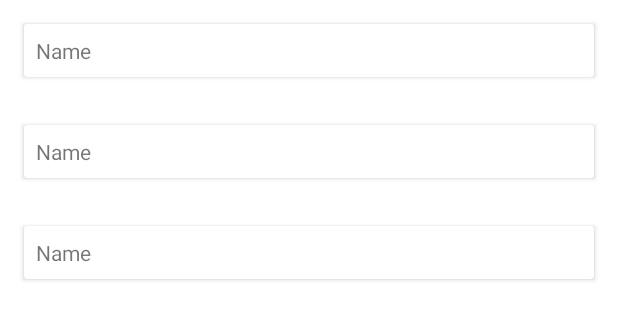
After one commit to MustafaHasria/small-store, an Android app: the layout activity_account.xml on its own in the app's theme, with its tools: preview values and no code run, on a phone screen of 412 x 824 dp. The commit adds this screen. Shown: the top 320 px of the screen. Run offline under Robolectric (Android 15) with nearby library versions, the phone set to English and light mode, and no system bars.

Commit message:
* Add view model to account. * Build recycler view with item and adapter account

```diff
--- a/app/src/main/AndroidManifest.xml
+++ b/app/src/main/AndroidManifest.xml
@@ -10,13 +10,15 @@
         android:supportsRtl="true"
         android:theme="@style/Theme.App.SplashScreen">
         <activity
+            android:name=".view.account.AccountActivity"
+            android:exported="false" />
+        <activity
             android:name=".activity.LoginActivity"
             android:exported="true"
             android:theme="@style/Theme.App.SplashScreen" />
         <activity
             android:name=".MainActivity"
-            android:exported="true"></activity>
-
+            android:exported="true" />
         <activity
             android:name=".steppers.MainActivitySteppers"
             android:exported="true"
--- /dev/null
+++ b/app/src/main/res/layout/activity_account.xml
@@ -0,0 +1,15 @@
+<?xml version="1.0" encoding="utf-8"?>
+<androidx.constraintlayout.widget.ConstraintLayout xmlns:android="http://schemas.android.com/apk/res/android"
+    xmlns:app="http://schemas.android.com/apk/res-auto"
+    xmlns:tools="http://schemas.android.com/tools"
+    android:layout_width="match_parent"
+    android:layout_height="match_parent"
+    tools:context=".view.account.AccountActivity">
+
+    <androidx.recyclerview.widget.RecyclerView
+        android:layout_width="match_parent"
+        android:layout_height="match_parent"
+        app:layoutManager="androidx.recyclerview.widget.LinearLayoutManager"
+        tools:listitem="@layout/item_recycler_view_account" />
+
+</androidx.constraintlayout.widget.ConstraintLayout>
--- a/app/src/main/res/layout/activity_login.xml
+++ b/app/src/main/res/layout/activity_login.xml
@@ -4,8 +4,7 @@
     xmlns:tools="http://schemas.android.com/tools"
     android:layout_width="match_parent"
     android:layout_height="match_parent"
-    android:background="@color/smoke_white"
-    android:focusableInTouchMode="true">
+    android:background="@color/smoke_white">
 
 
     <com.airbnb.lottie.LottieAnimationView
@@ -20,8 +19,7 @@
         app:lottie_autoPlay="true"
         app:lottie_loop="true"
         app:lottie_rawRes="@raw/users_animation_login"
-        app:lottie_url="REPLACE_JSON_URL"
-        tools:ignore="MissingConstraints"></com.airbnb.lottie.LottieAnimationView>
+        app:lottie_url="REPLACE_JSON_URL" />
 
 
     <include
--- /dev/null
+++ b/app/src/main/res/layout/item_recycler_view_account.xml
@@ -0,0 +1,20 @@
+<?xml version="1.0" encoding="utf-8"?>
+<androidx.cardview.widget.CardView xmlns:android="http://schemas.android.com/apk/res/android"
+    android:id="@+id/recycler_view_account_item_card_view_main_container"
+    android:layout_width="match_parent"
+    android:layout_height="wrap_content"
+    android:layout_margin="16dp">
+
+    <LinearLayout
+        android:layout_width="match_parent"
+        android:layout_height="wrap_content"
+        android:padding="8dp">
+
+
+        <TextView
+            android:id="@+id/recycler_view_account_item_text_view_name"
+            android:layout_width="match_parent"
+            android:layout_height="wrap_content"
+            android:text="Name" />
+    </LinearLayout>
+</androidx.cardview.widget.CardView>
```
Also changed, not shown: app/src/main/java/com/mustafa/smallstore/view/account/AccountActivity.java (added, +22 -0 lines), app/src/main/java/com/mustafa/smallstore/view/account/AccountAdapter.java (added, +71 -0 lines), app/src/main/java/com/mustafa/smallstore/view/account/AccountViewModel.java (added, +46 -0 lines).
